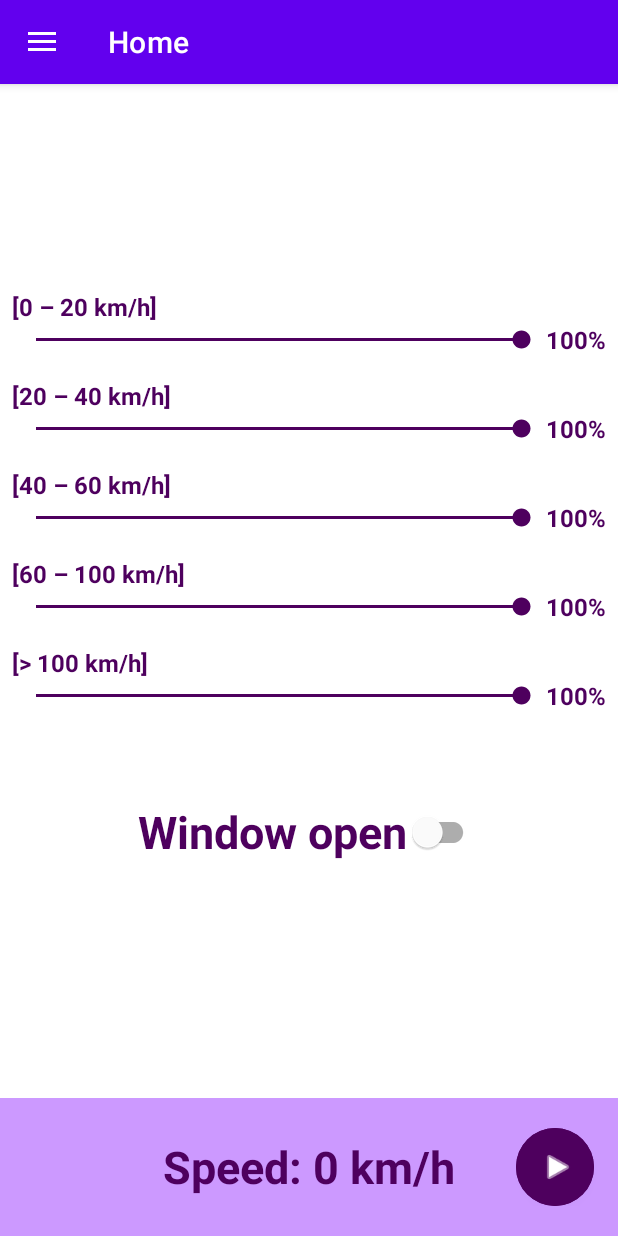
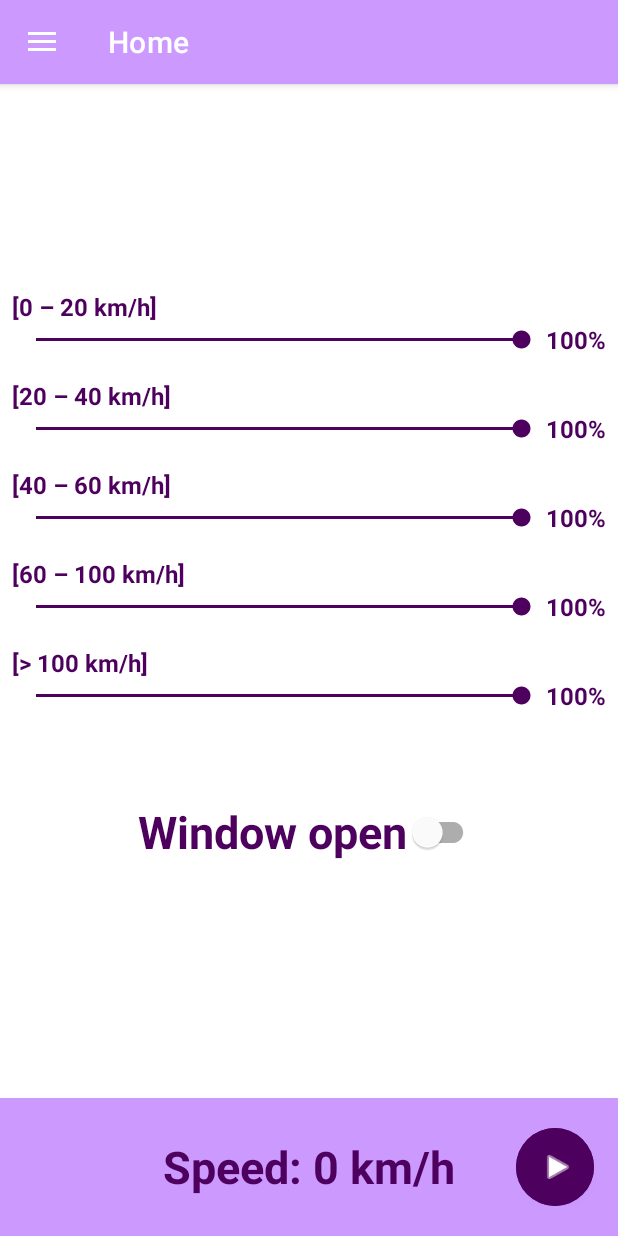
Before and after one commit to samlach2222/VelocityVolume, an Android app: the screen it shows after launch (ProfileDrawerActivity), on a phone screen of 412 x 824 dp. Run offline under Robolectric (Android 15) with nearby library versions, the light colour scheme and no system bars; our stand-ins replace navigation-ui.

Commit message:
Dynamic colors on dark/light theme

```diff
--- a/app/src/main/res/layout/app_bar_profile_drawer.xml
+++ b/app/src/main/res/layout/app_bar_profile_drawer.xml
@@ -15,7 +15,7 @@
             android:id="@+id/toolbar"
             android:layout_width="match_parent"
             android:layout_height="?attr/actionBarSize"
-            android:background="?attr/colorPrimary"
+            android:background="?attr/colorPrimaryVariant"
             app:popupTheme="@style/Theme.VelocityVolume.PopupOverlay" />
 
     </com.google.android.material.appbar.AppBarLayout>
--- a/app/src/main/res/layout/fragment_home.xml
+++ b/app/src/main/res/layout/fragment_home.xml
@@ -25,7 +25,7 @@
             android:layout_width="match_parent"
             android:layout_height="wrap_content"
             android:text="@string/interval_1"
-            android:textColor="#4e005e"
+            android:textColor="?attr/colorPrimary"
             android:textSize="16sp"
             android:textStyle="bold" />
 
@@ -42,10 +42,10 @@
                 android:layout_gravity="center"
                 android:layout_weight="1"
                 android:progress="100"
-                android:progressBackgroundTint="#cc99ff"
+                android:progressBackgroundTint="?attr/colorPrimaryVariant"
                 android:progressBackgroundTintMode="src_over"
-                android:progressTint="#4e005e"
-                android:thumbTint="#4e005e" />
+                android:progressTint="?attr/colorPrimary"
+                android:thumbTint="?attr/colorPrimary" />
 
             <TextView
                 android:id="@+id/percentage_1"
@@ -53,7 +53,7 @@
                 android:layout_height="wrap_content"
                 android:layout_weight="0"
                 android:text="@string/percentage_1"
-                android:textColor="#4e005e"
+                android:textColor="?attr/colorPrimary"
                 android:textSize="16sp"
                 android:textStyle="bold" />
 
@@ -68,7 +68,7 @@
             android:layout_width="match_parent"
             android:layout_height="wrap_content"
             android:text="@string/interval_2"
-            android:textColor="#4e005e"
+            android:textColor="?attr/colorPrimary"
             android:textSize="16sp"
             android:textStyle="bold" />
 
@@ -85,10 +85,10 @@
                 android:layout_gravity="center"
                 android:layout_weight="1"
                 android:progress="100"
-                android:progressBackgroundTint="#cc99ff"
+                android:progressBackgroundTint="?attr/colorPrimaryVariant"
                 android:progressBackgroundTintMode="src_over"
-                android:progressTint="#4e005e"
-                android:thumbTint="#4e005e" />
+                android:progressTint="?attr/colorPrimary"
+                android:thumbTint="?attr/colorPrimary" />
 
             <TextView
                 android:id="@+id/percentage_2"
@@ -96,7 +96,7 @@
                 android:layout_height="wrap_content"
                 android:layout_weight="0"
                 android:text="@string/percentage_2"
-                android:textColor="#4e005e"
+                android:textColor="?attr/colorPrimary"
                 android:textSize="16sp"
                 android:textStyle="bold" />
         </LinearLayout>
@@ -110,7 +110,7 @@
             android:layout_width="match_parent"
             android:layout_height="wrap_content"
             android:text="@string/interval_3"
-            android:textColor="#4e005e"
+            android:textColor="?attr/colorPrimary"
             android:textSize="16sp"
             android:textStyle="bold" />
 
@@ -127,10 +127,10 @@
                 android:layout_gravity="center"
                 android:layout_weight="1"
                 android:progress="100"
-                android:progressBackgroundTint="#cc99ff"
+                android:progressBackgroundTint="?attr/colorPrimaryVariant"
                 android:progressBackgroundTintMode="src_over"
-                android:progressTint="#4e005e"
-                android:thumbTint="#4e005e" />
+                android:progressTint="?attr/colorPrimary"
+                android:thumbTint="?attr/colorPrimary" />
 
             <TextView
                 android:id="@+id/percentage_3"
@@ -138,7 +138,7 @@
                 android:layout_height="wrap_content"
                 android:layout_weight="0"
                 android:text="@string/percentage_3"
-                android:textColor="#4e005e"
+                android:textColor="?attr/colorPrimary"
                 android:textSize="16sp"
                 android:textStyle="bold" />
         </LinearLayout>
@@ -152,7 +152,7 @@
             android:layout_width="match_parent"
             android:layout_height="wrap_content"
             android:text="@string/interval_4"
-            android:textColor="#4e005e"
+            android:textColor="?attr/colorPrimary"
             android:textSize="16sp"
             android:textStyle="bold" />
 
@@ -169,10 +169,10 @@
                 android:layout_gravity="center"
                 android:layout_weight="1"
                 android:progress="100"
-                android:progressBackgroundTint="#cc99ff"
+                android:progressBackgroundTint="?attr/colorPrimaryVariant"
                 android:progressBackgroundTintMode="src_over"
-                android:progressTint="#4e005e"
-                android:thumbTint="#4e005e" />
+                android:progressTint="?attr/colorPrimary"
+                android:thumbTint="?attr/colorPrimary" />
 
             <TextView
                 android:id="@+id/percentage_4"
@@ -180,7 +180,7 @@
                 android:layout_height="wrap_content"
                 android:layout_weight="0"
                 android:text="@string/percentage_4"
-                android:textColor="#4e005e"
+                android:textColor="?attr/colorPrimary"
                 android:textSize="16sp"
                 android:textStyle="bold" />
 
@@ -195,7 +195,7 @@
             android:layout_width="match_parent"
             android:layout_height="wrap_content"
             android:text="@string/interval_5"
-            android:textColor="#4e005e"
+            android:textColor="?attr/colorPrimary"
             android:textSize="16sp"
             android:textStyle="bold" />
 
@@ -212,10 +212,10 @@
                 android:layout_gravity="center"
                 android:layout_weight="1"
                 android:progress="100"
-                android:progressBackgroundTint="#cc99ff"
+                android:progressBackgroundTint="?attr/colorPrimaryVariant"
                 android:progressBackgroundTintMode="src_over"
-                android:progressTint="#4e005e"
-                android:thumbTint="#4e005e" />
+                android:progressTint="?attr/colorPrimary"
+                android:thumbTint="?attr/colorPrimary" />
 
             <TextView
                 android:id="@+id/percentage_5"
@@ -223,7 +223,7 @@
                 android:layout_height="wrap_content"
                 android:layout_weight="0"
                 android:text="@string/percentage_5"
-                android:textColor="#4e005e"
+                android:textColor="?attr/colorPrimary"
                 android:textSize="16sp"
                 android:textStyle="bold" />
         </LinearLayout>
@@ -240,7 +240,7 @@
             android:layout_gravity="center_horizontal|center_vertical"
             android:height="80dp"
             android:text="@string/window_mode"
-            android:textColor="#4e005e"
+            android:textColor="?attr/colorPrimary"
             android:textSize="30sp"
             android:textStyle="bold"
             tools:checked="true" />
@@ -255,7 +255,7 @@
         android:layout_width="match_parent"
         android:layout_height="wrap_content"
         android:layout_weight="0"
-        android:background="#cc99ff"
+        android:background="?attr/colorPrimaryVariant"
         android:paddingVertical="20dp"
         android:orientation="horizontal">
 
@@ -266,7 +266,7 @@
             android:layout_centerInParent="true"
             android:layout_gravity="center"
             android:text="@string/current_gps_speed"
-            android:textColor="#4e005e"
+            android:textColor="?attr/colorPrimary"
             android:textSize="30sp"
             android:textStyle="bold" />
 
@@ -276,17 +276,17 @@
             android:layout_height="52dp"
             android:layout_alignParentEnd="true"
             android:layout_marginEnd="@dimen/fab_margin"
-            android:backgroundTint="#4e005e"
+            android:backgroundTint="?attr/colorPrimary"
             android:insetLeft="0dp"
             android:insetTop="0dp"
             android:insetRight="0dp"
             android:insetBottom="0dp"
-            android:textColor="#FFFFFF"
+            android:textColor="@color/white"
             app:cornerRadius="26dp"
             android:layout_gravity=""
             app:icon="@android:drawable/ic_media_play"
             app:iconSize="24dp"
-            app:iconTint="#ffffff" />
+            app:iconTint="@color/white" />
     </RelativeLayout>
 
 </LinearLayout>
--- a/app/src/main/res/layout/nav_header_profile_drawer.xml
+++ b/app/src/main/res/layout/nav_header_profile_drawer.xml
@@ -18,7 +18,7 @@
         android:paddingTop="?attr/actionBarSize"
         android:text="@string/nav_header_title"
         android:textAppearance="@style/TextAppearance.AppCompat.Body1"
-        android:textColor=" #4e005e"
+        android:textColor="?attr/colorPrimary"
         android:textSize="24sp"
         android:textStyle="bold" />
 
--- a/app/src/main/res/values-night/themes.xml
+++ b/app/src/main/res/values-night/themes.xml
@@ -2,13 +2,9 @@
     <!-- Base application theme. -->
     <style name="Theme.VelocityVolume" parent="Theme.MaterialComponents.DayNight.DarkActionBar">
         <!-- Primary brand color. -->
-        <item name="colorPrimary">@color/purple_200</item>
-        <item name="colorPrimaryVariant">@color/purple_700</item>
+        <item name="colorPrimary">@color/purple_light</item>
+        <item name="colorPrimaryVariant">@color/purple_dark</item>
         <item name="colorOnPrimary">@color/black</item>
-        <!-- Secondary brand color. -->
-        <item name="colorSecondary">@color/teal_200</item>
-        <item name="colorSecondaryVariant">@color/teal_200</item>
-        <item name="colorOnSecondary">@color/black</item>
         <!-- Status bar color. -->
         <item name="android:statusBarColor">?attr/colorPrimaryVariant</item>
         <!-- Customize your theme here. -->
--- a/app/src/main/res/values/colors.xml
+++ b/app/src/main/res/values/colors.xml
@@ -7,4 +7,6 @@
     <color name="teal_700">#FF018786</color>
     <color name="black">#FF000000</color>
     <color name="white">#FFFFFFFF</color>
+    <color name="purple_dark">#4E005E</color>
+    <color name="purple_light">#CC99FF</color>
 </resources>
--- a/app/src/main/res/values/strings.xml
+++ b/app/src/main/res/values/strings.xml
@@ -28,5 +28,6 @@
 
     <string name="window_mode">Window open</string>
     <string name="get_location">Get location</string>
-    <string name="current_gps_speed">Speed: 0 km/h</string>
+    <string name="current_gps_location">Current GPS Location</string>
+	<string name="current_gps_speed">Speed: 0 km/h</string>
 </resources>
--- a/app/src/main/res/values/style.xml
+++ b/app/src/main/res/values/style.xml
@@ -1,6 +1,6 @@
 <?xml version="1.0" encoding="utf-8"?>
 <resources>
     <style name="SwitchTheme">
-        <item name="colorAccent">#4e005e</item>
+        <item name="colorAccent">?attr/colorPrimary</item>
     </style>
 </resources>
--- a/app/src/main/res/values/themes.xml
+++ b/app/src/main/res/values/themes.xml
@@ -2,13 +2,9 @@
     <!-- Base application theme. -->
     <style name="Theme.VelocityVolume" parent="Theme.MaterialComponents.DayNight.DarkActionBar">
         <!-- Primary brand color. -->
-        <item name="colorPrimary">@color/purple_500</item>
-        <item name="colorPrimaryVariant">@color/purple_700</item>
+        <item name="colorPrimary">@color/purple_dark</item>
+        <item name="colorPrimaryVariant">@color/purple_light</item>
         <item name="colorOnPrimary">@color/white</item>
-        <!-- Secondary brand color. -->
-        <item name="colorSecondary">@color/teal_200</item>
-        <item name="colorSecondaryVariant">@color/teal_700</item>
-        <item name="colorOnSecondary">@color/black</item>
         <!-- Status bar color. -->
         <item name="android:statusBarColor">?attr/colorPrimaryVariant</item>
         <!-- Customize your theme here. -->
```
